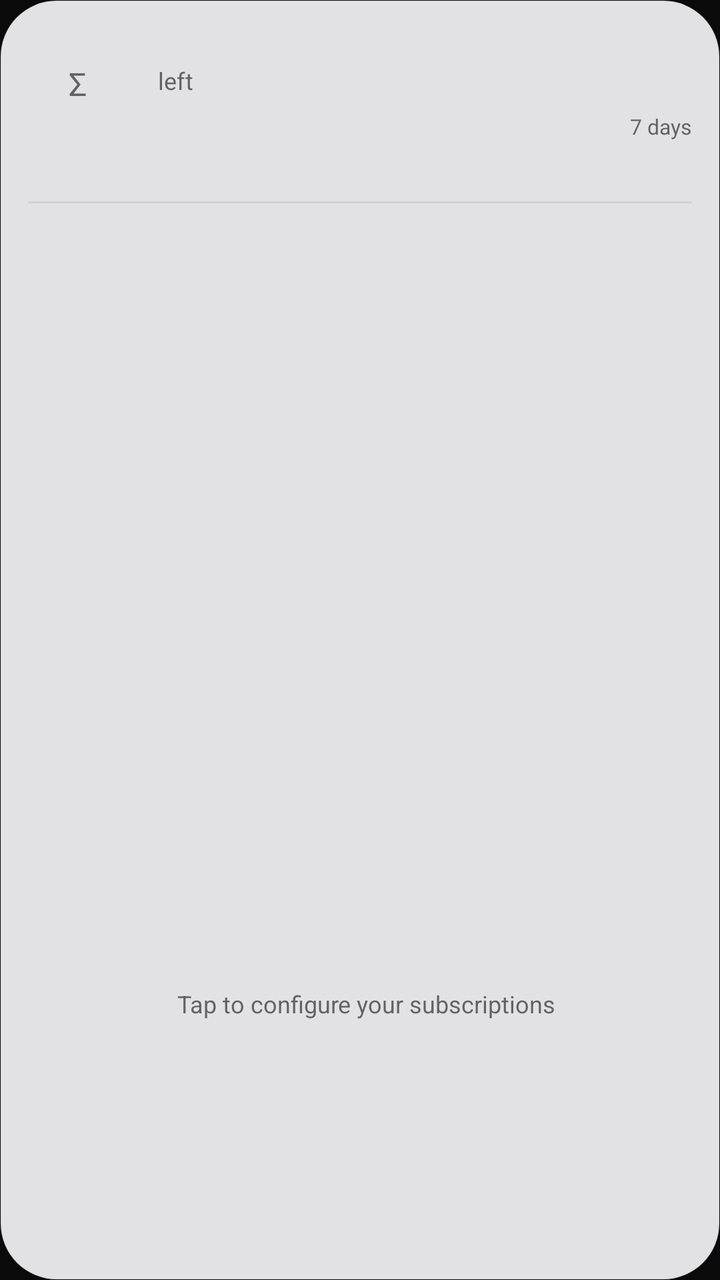
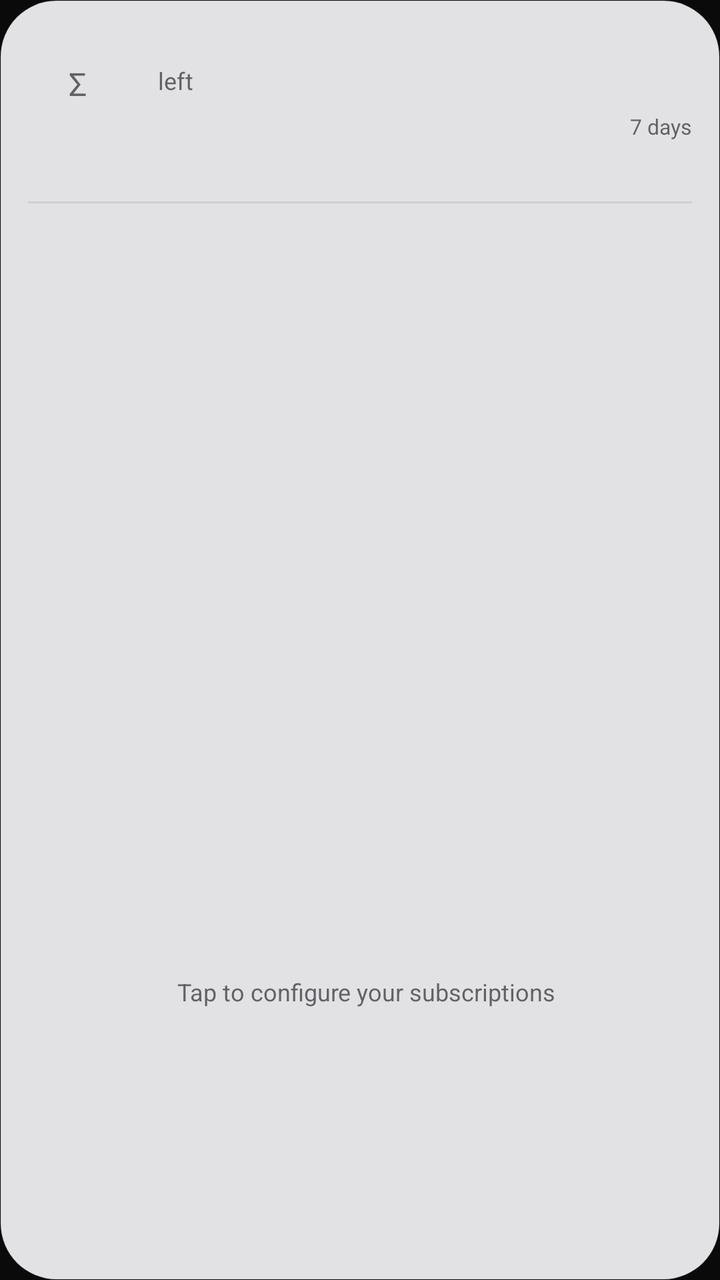

Screens rendered from an Android XML layout before and after an edit, with the pre-edit source and the edit as a unified diff.
<!-- AndroidManifest.xml: application theme Theme.AiUsage -->
<!-- res/layout/widget_large.xml -->
<?xml version="1.0" encoding="utf-8"?>
<LinearLayout xmlns:android="http://schemas.android.com/apk/res/android"
    android:id="@+id/widget_root"
    android:layout_width="match_parent"
    android:layout_height="match_parent"
    android:background="@drawable/widget_panel"
    android:orientation="vertical"
    android:paddingStart="14dp"
    android:paddingTop="14dp"
    android:paddingEnd="8dp"
    android:paddingBottom="6dp">

    <LinearLayout
        android:layout_width="match_parent"
        android:layout_height="wrap_content"
        android:layout_marginEnd="6dp"
        android:gravity="center_vertical"
        android:orientation="horizontal">

        <FrameLayout
            android:layout_width="50dp"
            android:layout_height="50dp">

            <ImageView
                android:id="@+id/ring_track"
                android:layout_width="match_parent"
                android:layout_height="match_parent"
                android:contentDescription="@null" />

            <ImageView
                android:id="@+id/ring_level"
                android:layout_width="match_parent"
                android:layout_height="match_parent"
                android:contentDescription="@null" />

            <TextView
                android:layout_width="wrap_content"
                android:layout_height="wrap_content"
                android:layout_gravity="center"
                android:text="@string/widget_sigma"
                android:textColor="@color/widget_ink_secondary"
                android:textSize="16sp" />
        </FrameLayout>

        <LinearLayout
            android:layout_width="0dp"
            android:layout_height="wrap_content"
            android:layout_marginStart="12dp"
            android:layout_weight="1"
            android:orientation="vertical">

            <LinearLayout
                android:layout_width="wrap_content"
                android:layout_height="wrap_content"
                android:baselineAligned="true"
                android:orientation="horizontal">

                <TextView
                    android:id="@+id/hero_value"
                    android:layout_width="wrap_content"
                    android:layout_height="wrap_content"
                    android:fontFamily="sans-serif-medium"
                    android:fontFeatureSettings="tnum"
                    android:letterSpacing="-0.02"
                    android:textColor="@color/widget_ink"
                    android:textSize="28sp" />

                <TextView
                    android:layout_width="wrap_content"
                    android:layout_height="wrap_content"
                    android:text="@string/widget_left"
                    android:textColor="@color/widget_ink_secondary"
                    android:textSize="12sp" />

                <TextView
                    android:id="@+id/stale"
                    style="@style/WidgetStaleChip"
                    android:layout_marginStart="8dp" />
            </LinearLayout>

            <TextView
                android:id="@+id/hero_caption"
                android:layout_width="wrap_content"
                android:layout_height="wrap_content"
                android:maxLines="1"
                android:textColor="@color/widget_ink_secondary"
                android:textSize="12sp" />
        </LinearLayout>

        <LinearLayout
            android:id="@+id/spark_box"
            android:layout_width="wrap_content"
            android:layout_height="wrap_content"
            android:gravity="end"
            android:orientation="vertical">

            <ImageView
                android:id="@+id/spark"
                android:layout_width="96dp"
                android:layout_height="40dp"
                android:contentDescription="@null" />

            <TextView
                android:layout_width="wrap_content"
                android:layout_height="wrap_content"
                android:layout_marginTop="2dp"
                android:text="@string/widget_seven_days"
                android:textColor="@color/widget_ink_secondary"
                android:textSize="10.5sp" />
        </LinearLayout>
    </LinearLayout>

    <TextView
        android:id="@+id/next_lift"
        android:layout_width="match_parent"
        android:layout_height="wrap_content"
        android:layout_marginTop="6dp"
        android:maxLines="1"
        android:ellipsize="end"
        android:textColor="@color/widget_ink_secondary"
        android:textSize="12sp" />

    <ImageView
        android:layout_width="match_parent"
        android:layout_height="1dp"
        android:layout_marginTop="8dp"
        android:layout_marginEnd="6dp"
        android:contentDescription="@null"
        android:src="@drawable/widget_divider" />

    <ListView
        android:id="@+id/widget_list"
        android:layout_width="match_parent"
        android:layout_height="0dp"
        android:layout_marginTop="4dp"
        android:layout_weight="1"
        android:divider="@null"
        android:dividerHeight="0dp"
        android:paddingEnd="6dp"
        android:scrollbars="none" />

    <TextView
        android:id="@+id/widget_empty"
        android:layout_width="match_parent"
        android:layout_height="0dp"
        android:layout_weight="1"
        android:gravity="center"
        android:text="@string/widget_empty"
        android:textColor="@color/widget_ink_secondary"
        android:textSize="12sp" />
</LinearLayout>
<!-- resources referenced by this layout -->
<resources>
  <color name="widget_ink">#FF1C1C1E</color>
  <color name="widget_ink_secondary">#C73C3C43</color>
  <!-- drawable widget_divider (drawable) -->
  <?xml version="1.0" encoding="utf-8"?>
  <shape xmlns:android="http://schemas.android.com/apk/res/android"
      android:shape="rectangle">
      <solid android:color="@color/widget_divider" />
  </shape>
  <!-- drawable widget_panel (drawable) -->
  <?xml version="1.0" encoding="utf-8"?>
  <shape xmlns:android="http://schemas.android.com/apk/res/android"
      android:shape="rectangle">
      <solid android:color="@color/widget_panel" />
      <corners android:radius="@dimen/widget_radius" />
      <stroke
          android:width="0.75dp"
          android:color="@color/widget_hairline" />
  </shape>
  <string name="widget_empty">Tap to configure your subscriptions</string>
  <string name="widget_left">\u0020left</string>
  <string name="widget_seven_days">7 days</string>
  <string name="widget_sigma">Σ</string>
  <style name="WidgetStaleChip">
          <item name="android:layout_width">wrap_content</item>
          <item name="android:layout_height">wrap_content</item>
          <item name="android:background">@drawable/widget_stale_chip</item>
          <item name="android:fontFamily">sans-serif-medium</item>
          <item name="android:paddingStart">7dp</item>
          <item name="android:paddingEnd">7dp</item>
          <item name="android:paddingTop">2dp</item>
          <item name="android:paddingBottom">2dp</item>
          <item name="android:textColor">@color/widget_warning</item>
          <item name="android:textSize">11sp</item>
          <item name="android:visibility">gone</item>
      </style>
  <style name="Theme.AiUsage" parent="Theme.Material3.Dark.NoActionBar">
          <item name="colorPrimary">@color/accent</item>
          <item name="colorOnPrimary">#0A0A0A</item>
          <item name="colorSurface">@color/panel</item>
          <item name="colorOnSurface">@color/text_primary</item>
          <item name="android:colorBackground">@color/panel</item>
          <item name="android:windowBackground">@color/panel</item>
          <item name="android:statusBarColor">@color/panel</item>
          <item name="android:navigationBarColor">@color/panel</item>
          <item name="android:windowLightStatusBar">false</item>
      </style>
  <color name="widget_divider">#14000000</color>
  <color name="widget_panel">#E6FAFAFC</color>
  <dimen name="widget_radius">24dp</dimen>
  <color name="widget_hairline">#0F000000</color>
  <!-- drawable widget_stale_chip (drawable) -->
  <?xml version="1.0" encoding="utf-8"?>
  <shape xmlns:android="http://schemas.android.com/apk/res/android"
      android:shape="rectangle">
      <solid android:color="@color/widget_stale_fill" />
      <corners android:radius="99dp" />
  </shape>
  <color name="widget_warning">#FF9A5F00</color>
  <color name="accent">@color/text_primary</color>
  <color name="panel">#0A0A0A</color>
  <color name="text_primary">#F2F2F2</color>
  <color name="widget_stale_fill">#2EE0A33C</color>
</resources>

<!-- the commit's change to res/layout/widget_large.xml (unified diff, before → after) -->
@@ -8,7 +8,7 @@
     android:paddingStart="14dp"
     android:paddingTop="14dp"
     android:paddingEnd="8dp"
-    android:paddingBottom="6dp">
+    android:paddingBottom="14dp">
 
     <LinearLayout
         android:layout_width="match_parent"
@@ -136,7 +136,9 @@
         android:layout_weight="1"
         android:divider="@null"
         android:dividerHeight="0dp"
+        android:fadingEdgeLength="20dp"
         android:paddingEnd="6dp"
+        android:requiresFadingEdge="vertical"
         android:scrollbars="none" />
 
     <TextView
